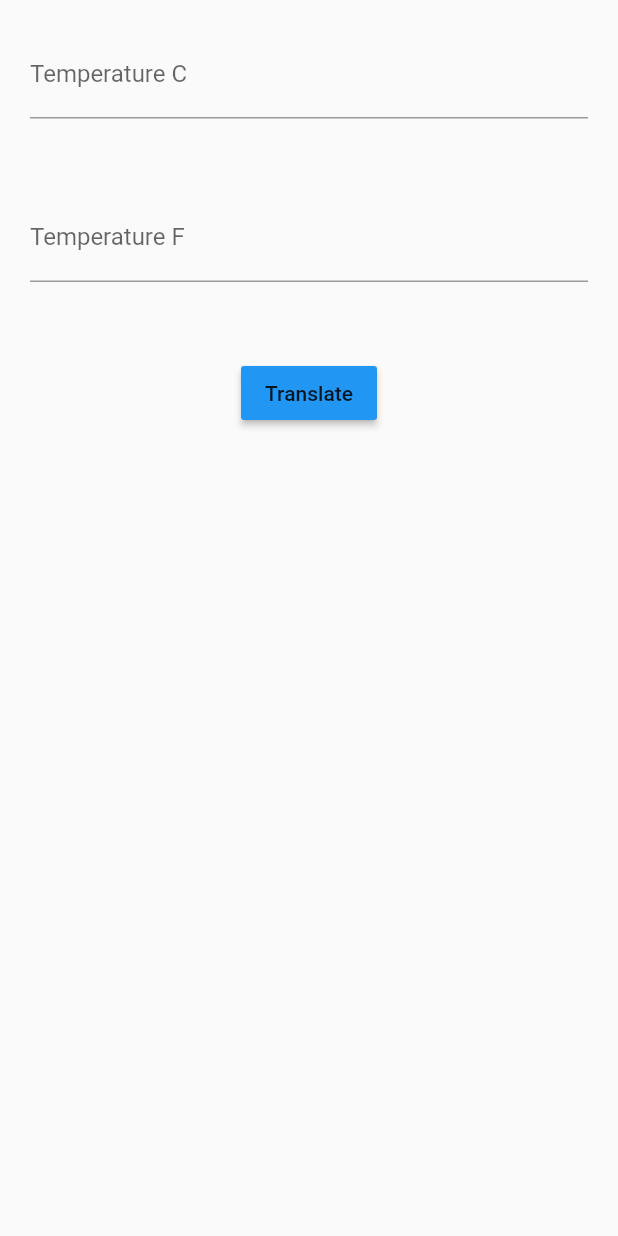
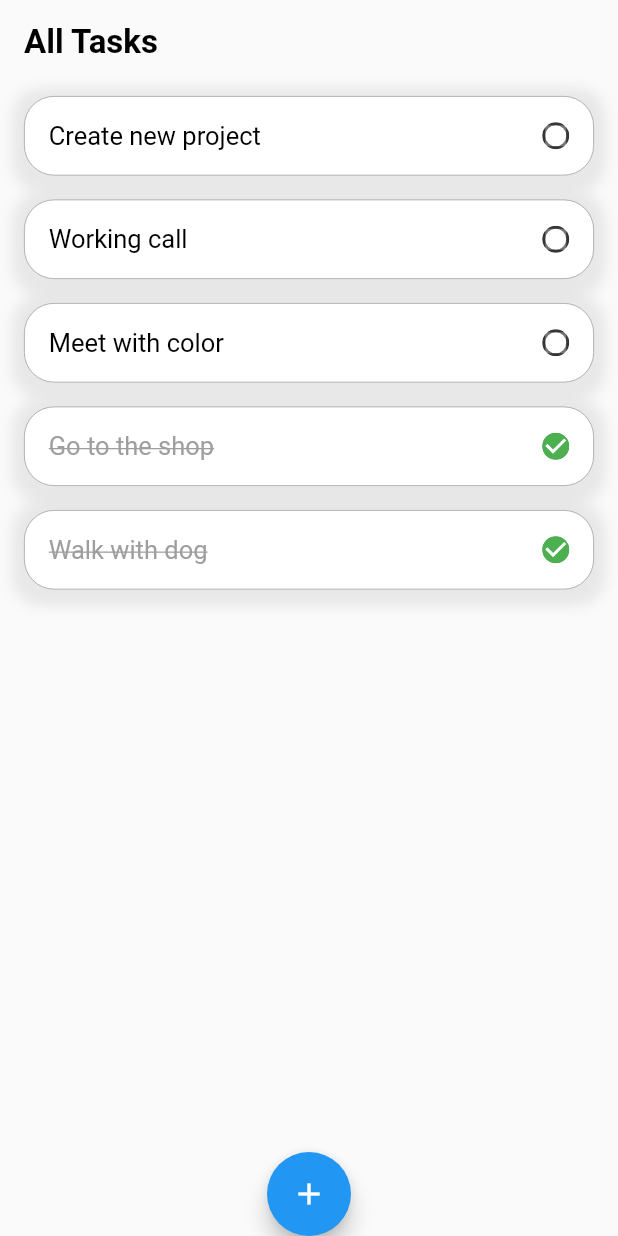
Before and after one commit to TrungNguyen1208/200lab_homework_day_one, a Flutter app: the screen it shows after launch, on a phone screen of 412 x 824 dp. Run offline on Flutter 3.47's test engine with Material 2 defaults, Android fonts, the phone set to English and light mode, and no system bars.

Commit message:
Add TodoListScreen

```diff
--- a/lib/temperature_screen.dart
+++ b/lib/day_one/temperature_screen.dart
@@ -30,7 +30,7 @@ class _TemperatureScreenState extends State<TemperatureScreen> {
     double temp = double.parse(value);
     if (temp != null) {
       double result = (temp * 9.0 / 5.0) + 32.0;
-      _controllerF.text = result.toStringAsFixed(1);
+      _controllerF.text = result.toStringAsFixed(2);
     } else {
       _controllerF.text = '';
     }
@@ -43,7 +43,7 @@ class _TemperatureScreenState extends State<TemperatureScreen> {
     double temp = double.parse(value);
     if (temp != null) {
       double result = (temp - 32.0) * 5.0 / 9.0;
-      _controllerC.text = result.toStringAsFixed(1);
+      _controllerC.text = result.toStringAsFixed(2);
     } else {
       _controllerC.text = '';
     }
@@ -54,11 +54,11 @@ class _TemperatureScreenState extends State<TemperatureScreen> {
     if (_controllerC.text != '') {
       temp = double.parse(_controllerF.text);
       result = temp * 9.0 / 5.0 + 32.0;
-      _controllerF.text = result.toStringAsFixed(1);
+      _controllerF.text = result.toStringAsFixed(2);
     } else if (_controllerF.text != '') {
       temp = double.parse(_controllerF.text);
       result = (temp - 32.0) * 5.0 / 9.0;
-      _controllerC.text = result.toStringAsFixed(1);
+      _controllerC.text = result.toStringAsFixed(2);
     }
     FocusScope.of(context).unfocus();
   }
--- /dev/null
+++ b/lib/day_two/TodoListScreen.dart
@@ -0,0 +1,151 @@
+import 'package:flutter/material.dart';
+
+import 'TodoModel.dart';
+
+class TodoListScreen extends StatefulWidget {
+  @override
+  _TodoListScreenState createState() => _TodoListScreenState();
+}
+
+class _TodoListScreenState extends State<TodoListScreen> {
+  List<TodoModel> _list = todoList;
+
+  void _pressAddTodo() async {
+    setState(() {
+      TodoModel model = TodoModel(title: "Create new project");
+      _list.add(model);
+    });
+  }
+
+  @override
+  Widget build(BuildContext context) {
+    return Scaffold(
+      appBar: AppBar(
+        title: Text("All Tasks",
+            style: TextStyle(
+                color: Colors.black,
+                fontSize: 22.0,
+                fontWeight: FontWeight.bold)),
+        backgroundColor: Colors.transparent,
+        elevation: 0,
+      ),
+      body: SafeArea(
+        child: ListView.builder(
+          itemCount: _list.length,
+          itemBuilder: (BuildContext context, int index) {
+            TodoModel item = _list[index];
+            return TodoItem(item: item, onTapDone: (value) {
+              setState(() {
+                _list[index].isDone = value;
+              });
+            },);
+          },
+        ),
+      ),
+      floatingActionButton: FloatingActionButton(
+        onPressed: _pressAddTodo,
+        child: Icon(Icons.add),
+        backgroundColor: Colors.blue,
+      ),
+      floatingActionButtonLocation: FloatingActionButtonLocation.centerDocked,
+    );
+  }
+}
+
+class TodoItem extends StatelessWidget {
+  final TodoModel item;
+  final Function onTapDone;
+
+  const TodoItem({@required this.item, @required this.onTapDone});
+
+  @override
+  Widget build(BuildContext context) {
+    return Container(
+      margin: EdgeInsets.symmetric(horizontal: 16, vertical: 8),
+      padding: EdgeInsets.all(16),
+      decoration: BoxDecoration(
+        borderRadius: BorderRadius.circular(20),
+        border: Border.all(color: Colors.grey, width: 0.5),
+        color:  Colors.white,
+        boxShadow: [
+          BoxShadow(
+            color: Colors.grey.withOpacity(0.2),
+            spreadRadius: 8,
+            blurRadius: 7,
+            offset: Offset(0, 3), // changes position of shadow
+          ),
+        ],
+      ),
+      child: Row(
+        children: <Widget>[
+          Expanded(
+            child: Text(
+              item.title,
+              style: TextStyle(
+                fontSize: 17.0,
+                  color: item.isDone ? Colors.grey : Colors.black,
+                  decoration: item.isDone
+                      ? TextDecoration.lineThrough
+                      : TextDecoration.none),
+            ),
+          ),
+          CircleCheckbox(value: item.isDone, onChanged: onTapDone, activeColor: Colors.green,)
+        ],
+      ),
+    );
+  }
+}
+
+// https://stackoverflow.com/questions/52326268/how-to-create-a-round-checkbox-in-flutter-or-change-the-checkboxs-style-suc
+class CircleCheckbox extends StatelessWidget {
+  final bool value;
+  final ValueChanged<bool> onChanged;
+  final Color activeColor;
+  final Color checkColor;
+  final bool tristate;
+  final MaterialTapTargetSize materialTapTargetSize;
+
+  const CircleCheckbox({
+    Key key,
+    @required this.value,
+    this.tristate = false,
+    @required this.onChanged,
+    this.activeColor,
+    this.checkColor,
+    this.materialTapTargetSize,
+  })
+      : assert(tristate != null),
+        assert(tristate || value != null),
+        super(key: key);
+
+  @override
+  Widget build(BuildContext context) {
+    return ClipOval(
+      child: SizedBox(
+        width: Checkbox.width,
+        height: Checkbox.width,
+        child: Container(
+          decoration: new BoxDecoration(
+            border: Border.all(
+                width: 2,
+                color: Theme
+                    .of(context)
+                    .unselectedWidgetColor ??
+                    Theme
+                        .of(context)
+                        .disabledColor),
+            borderRadius: new BorderRadius.circular(100),
+          ),
+          child: Checkbox(
+            value: value,
+            tristate: tristate,
+            onChanged: onChanged,
+            activeColor: activeColor,
+            checkColor: checkColor,
+            materialTapTargetSize: materialTapTargetSize,
+          ),
+        ),
+      ),
+    );
+  }
+}
--- /dev/null
+++ b/lib/day_two/TodoModel.dart
@@ -0,0 +1,26 @@
+
+class TodoModel {
+
+  String title;
+  bool isDone;
+
+  TodoModel({this.title, this.isDone = false});
+}
+
+final todoList = [
+  TodoModel(
+    title: "Create new project"
+  ),
+  TodoModel(
+      title: "Working call"
+  ),
+  TodoModel(
+      title: "Meet with color"
+  ),
+  TodoModel(
+      title: "Go to the shop", isDone: true
+  ),
+  TodoModel(
+      title: "Walk with dog", isDone: true
+  ),
+];
--- a/lib/main.dart
+++ b/lib/main.dart
@@ -1,6 +1,7 @@
 import 'package:flutter/material.dart';
-import 'package:homework_day_one/challenge_screen.dart';
-import 'package:homework_day_one/temperature_screen.dart';
+import 'package:homework_day_one/day_one/challenge_screen.dart';
+import 'package:homework_day_one/day_one/temperature_screen.dart';
+import 'package:homework_day_one/day_two/TodoListScreen.dart';
 
 void main() {
   runApp(MyApp());
@@ -16,8 +17,9 @@ class MyApp extends StatelessWidget {
         primarySwatch: Colors.blue,
         visualDensity: VisualDensity.adaptivePlatformDensity,
       ),
-      home: TemperatureScreen(),
+//      home: TemperatureScreen(),
 //      home: ChallengeScreen(),
+    home: TodoListScreen(),
     );
   }
 }
```
Also changed, not shown: lib/day_one/challenge_screen.dart (renamed from lib/challenge_screen.dart).
